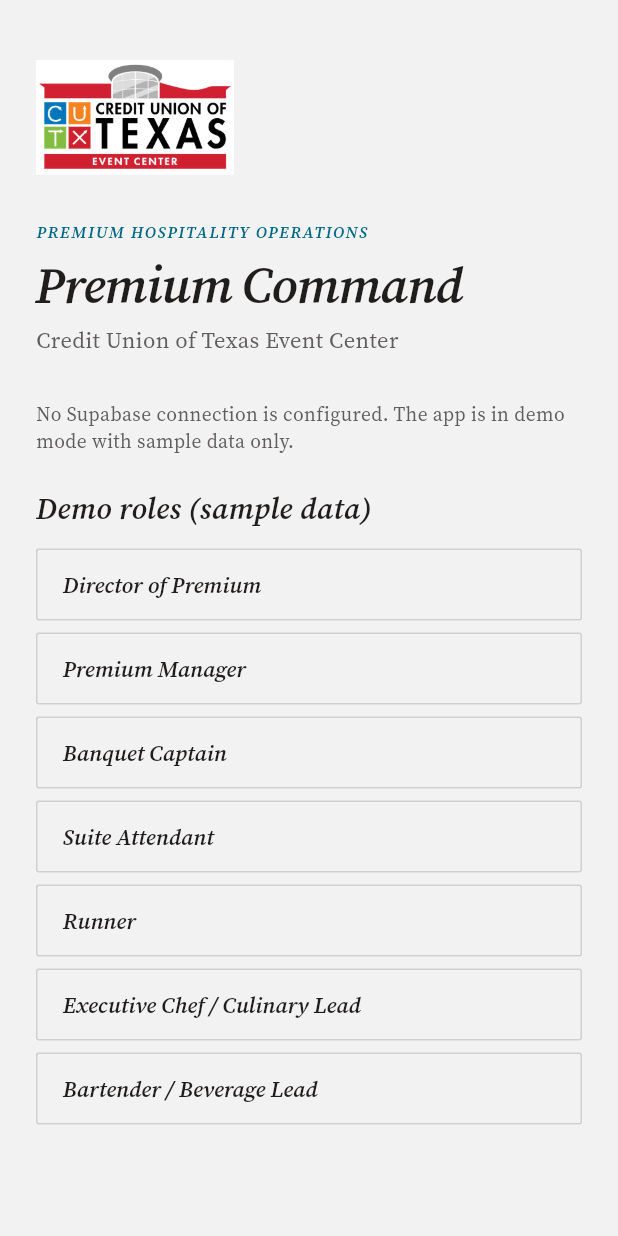
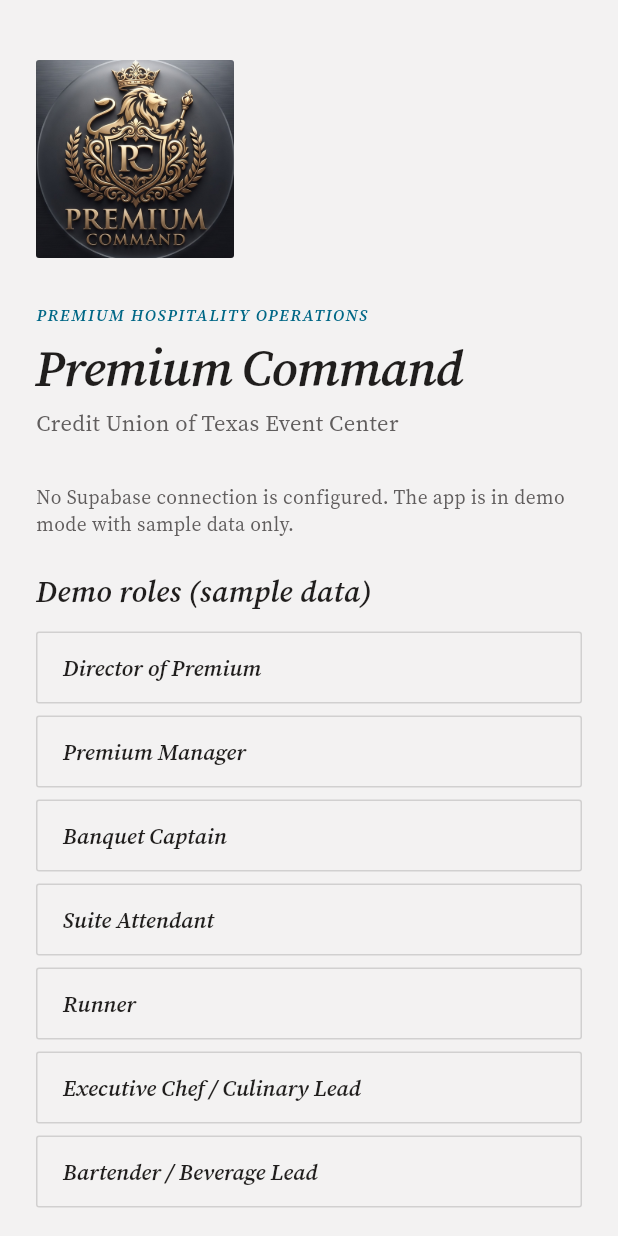
Before and after one commit to lwhobley/premiumcommand, a Flutter app: the screen it shows after launch, on a phone screen of 412 x 824 dp. Run offline on Flutter 3.47's test engine with Material 3 defaults, Android fonts, the phone set to English and light mode, and no system bars; our stand-ins replace file_picker, firebase_core, firebase_messaging, flutter_riverpod, go_router, image_picker and 7 more; missing offline and left inert: dart:js_interop, dart:ui_web; accounts and stored records are empty; project files that could hold a hidden picture were left out.

Commit message:
Use the Premium Command crest as the logo and app icon
The sign-in logo is now the Premium Command crest instead of the CUTX
Event Center logo, which nothing else used. The iOS, Android and web
icons (including the maskable web icons and the favicon) are generated
from the same crest, full-bleed on its dark plate and opaque, as the
App Store requires.

Co-Authored-By: Claude Opus 5.5 <noreply@anthropic.com>

```diff
--- a/lib/features/auth/presentation/sign_in_screen.dart
+++ b/lib/features/auth/presentation/sign_in_screen.dart
@@ -127,10 +127,13 @@ class _SignInScreenState extends ConsumerState<SignInScreen> {
                   children: [
                     Align(
                       alignment: Alignment.centerLeft,
-                      child: Image.asset(
-                        'assets/images/cutx_event_center_logo.png',
-                        width: 132,
-                        semanticLabel: 'CUTX Event Center',
+                      child: ClipRRect(
+                        borderRadius: AppRadius.all,
+                        child: Image.asset(
+                          'assets/images/premium_command_logo.png',
+                          width: 132,
+                          semanticLabel: 'Premium Command',
+                        ),
                       ),
                     ),
                     const SizedBox(height: AppSpace.xl),
--- a/pubspec.yaml
+++ b/pubspec.yaml
@@ -73,7 +73,7 @@ flutter:
   uses-material-design: true
   assets:
     - assets/fonts/NotoSans.ttf
-    - assets/images/cutx_event_center_logo.png
+    - assets/images/premium_command_logo.png
     # The suite map page, loaded by the iOS/Android WebView.
     - web/three/suite_map.html
     - web/three/suite_map.js
```
Also changed, not shown: assets/images/cutx_event_center_logo.png (deleted), assets/images/premium_command_logo.png (added), 25 other files.
